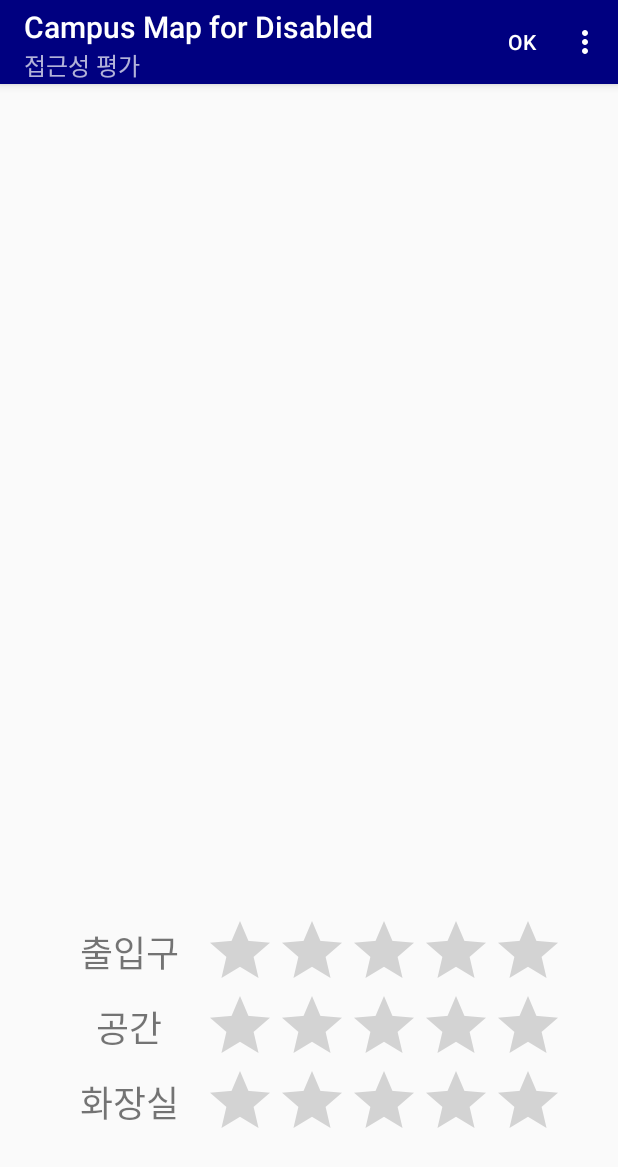
After one commit to UniqueEye/CampusMapforDisabled, an Android app: the Evaluate_intent_Activity screen opened directly, with no data from a screen before it, on a phone screen of 412 x 824 dp. The commit adds this screen. Shown: the top 1167 px of the screen. Run offline under Robolectric (Android 15) with nearby library versions, the phone set to English and light mode, and no system bars; our stand-ins replace Firebase (no records; nobody signed in at launch, a user with empty details on screens opened directly); 8 statements that could not run were skipped.

Commit message:
상점 정보 확인 후 평가까지 구현

```diff
--- a/app/src/main/AndroidManifest.xml
+++ b/app/src/main/AndroidManifest.xml
@@ -31,7 +31,9 @@
         <activity android:name=".EvaluateActivity" />
         <activity android:name=".RegisterActivity" />
         <activity android:name=".MapActivity" />
+        <activity android:name=".Evaluate_intent_Activity" />
         <activity android:name=".LoginActivity">
+
 
         </activity>
 
--- /dev/null
+++ b/app/src/main/java/edu/skku/PRJOECT/TEAM3/Evaluate_intent_Activity.java
@@ -0,0 +1,324 @@
+package edu.skku.PRJOECT.TEAM3;
+
+import android.content.DialogInterface;
+import android.content.Intent;
+import android.support.annotation.NonNull;
+import android.support.v7.app.ActionBar;
+import android.support.v7.app.AlertDialog;
+import android.support.v7.app.AppCompatActivity;
+import android.os.Bundle;
+import android.util.Log;
+import android.view.Menu;
+import android.view.MenuItem;
+import android.view.View;
+import android.widget.Button;
+import android.widget.EditText;
+import android.widget.RatingBar;
+import android.widget.TextView;
+import android.widget.Toast;
+
+import com.google.android.gms.common.api.Status;
+import com.google.android.gms.maps.model.LatLng;
+import com.google.android.libraries.places.api.model.Place;
+import com.google.android.libraries.places.api.model.RectangularBounds;
+import com.google.android.libraries.places.widget.AutocompleteSupportFragment;
+import com.google.android.libraries.places.widget.listener.PlaceSelectionListener;
+import com.google.firebase.auth.FirebaseAuth;
+import com.google.firebase.auth.FirebaseUser;
+import com.google.android.libraries.places.api.Places;
+import com.google.android.libraries.places.api.net.PlacesClient;
+import com.google.firebase.auth.FirebaseAuth;
+import com.google.firebase.auth.FirebaseUser;
+import com.google.firebase.database.DataSnapshot;
+import com.google.firebase.database.DatabaseError;
+import com.google.firebase.database.DatabaseReference;
+import com.google.firebase.database.FirebaseDatabase;
+import com.google.firebase.database.ValueEventListener;
+
+import java.util.HashMap;
+import java.util.Map;
+import java.util.Arrays;
+
+
+public class Evaluate_intent_Activity extends AppCompatActivity {
+
+    private FirebaseAuth mAuth;
+    private String apiKey = "AIzaSyDOn85JQH3cxvUsfgmc5YOJT3VqTs8suqs";
+    int door_ack =0, space_ack = 0, toilet_ack = 0;
+    private String TAG = "Evaluate_intent";
+
+    public LatLng location;
+    public String name, addr;
+    public double latitude;
+    public double longitude;
+    public float door, space, toilet;
+    public int  count;
+
+    private DatabaseReference mPostReference;
+    StorePost post = new StorePost();
+
+    TextView textView_name, textView_addr;
+    RatingBar doorRB, spaceRB, toiletRB;
+
+    @Override
+    protected void onCreate(Bundle savedInstanceState) {
+        super.onCreate(savedInstanceState);
+        ActionBar actionBar = getSupportActionBar();
+        actionBar.setSubtitle("접근성 평가");
+        setContentView(R.layout.activity_evaluate_intent);
+
+        // Initialize Places.
+        //Places.initialize(getApplicationContext(), apiKey);
+
+        // Create a new Places client instance.
+        //PlacesClient placesClient = Places.createClient(getApplicationContext());
+
+        // Initialize Firebase Auth
+        mAuth = FirebaseAuth.getInstance();
+
+        Intent intent_evaluate = getIntent();
+        intent_evaluate = getIntent();
+        post.name = intent_evaluate.getExtras().getString("name");
+        post.addr = intent_evaluate.getExtras().getString("addr");
+        post.lat = intent_evaluate.getExtras().getDouble("lat");
+        post.lon = intent_evaluate.getExtras().getDouble("lon");
+        post.door = intent_evaluate.getExtras().getFloat("door");
+        post.toilet = intent_evaluate.getExtras().getFloat("toilet");
+        post.space = intent_evaluate.getExtras().getFloat("space");
+        post.count = intent_evaluate.getExtras().getInt("count");
+
+
+
+
+
+        //searchET = findViewById(R.id.evaluate_editText_search);
+        doorRB = findViewById(R.id.evaluate_ratingBar_door);
+        spaceRB = findViewById(R.id.evaluate_ratingBar_space);
+        toiletRB = findViewById(R.id.evaluate_ratingBar_toilet);
+        textView_name = findViewById(R.id.evaluate_textView_name);
+        textView_addr = findViewById(R.id.evaluate_textView_address);
+        textView_name.setText(post.name);
+        textView_addr.setText(post.addr);
+        mPostReference = FirebaseDatabase.getInstance().getReference();
+
+        // Initialize the AutocompleteSupportFragment.
+       // AutocompleteSupportFragment autocompleteFragment = (AutocompleteSupportFragment)
+       //         getSupportFragmentManager().findFragmentById(R.id.autocomplete_fragment);
+
+        // Specify the types of place data to return.
+        /*autocompleteFragment.setPlaceFields(Arrays.asList(Place.Field.ID, Place.Field.NAME,Place.Field.LAT_LNG, Place.Field.ADDRESS));
+        autocompleteFragment.setLocationRestriction(RectangularBounds.newInstance(
+                new LatLng(37.282266, 126.955033), new LatLng(37.305273, 126.990678)));
+        */
+
+        ///rating listener
+        doorRB.setOnRatingBarChangeListener(new RatingBar.OnRatingBarChangeListener() {
+            @Override
+            public void onRatingChanged(RatingBar ratingBar, float rating, boolean fromUser) {
+                door_ack++;
+            }
+        });
+
+        spaceRB.setOnRatingBarChangeListener(new RatingBar.OnRatingBarChangeListener() {
+            @Override
+            public void onRatingChanged(RatingBar ratingBar, float rating, boolean fromUser) {
+                space_ack++;
+            }
+        });
+        toiletRB.setOnRatingBarChangeListener(new RatingBar.OnRatingBarChangeListener() {
+            @Override
+            public void onRatingChanged(RatingBar ratingBar, float rating, boolean fromUser) {
+                toilet_ack++;
+            }
+        });
+        Log.d("\n1. ack ", Integer.toString(door_ack)+" "+Integer.toString(space_ack)+" "+Integer.toString(toilet_ack) );
+        ///
+
+
+   /*     // Set up a PlaceSelectionListener to handle the response.
+        autocompleteFragment.setOnPlaceSelectedListener(new PlaceSelectionListener() {
+            @Override
+            public void onPlaceSelected(Place place) {
+                // TODO: Get info about the selected place.
+                place_name = place.getName();
+                Log.i(TAG, "Place: " + place.getName() + ", " + place.getId()+","+place_name);
+                textView_name.setText(place_name);
+
+                location = place.getLatLng();
+                try {
+                    latitude = location.latitude;
+                    longitude = location.longitude;
+                    addr = place.getAddress();
+                    textView_addr.setText(addr);
+                    String text = "Lat: " + latitude + "Long: " + longitude;
+                    Toast.makeText(getApplicationContext(), text,
+                            Toast.LENGTH_LONG).show();
+                    Log.i(TAG, "Lat: " + latitude + "Log:" + longitude);
+                    Log.i(TAG, "Address: "+addr);
+                }catch(NullPointerException e){
+                    Toast.makeText(getApplicationContext(), "Null pointer error try again!",
+                            Toast.LENGTH_LONG).show();
+                }
+
+                getFirebaseDatabase();//이미 식당이 있으면 firebase로 부터 가져오고, 그렇지 않으면 가져오지 않음(post에 값을 추가하지 않음)
+                //post.count == 0이면 신규 등록 상점!
+
+
+                if(post.count == 0){//신규 등록 상점
+                    post.name = place_name;
+                    post.addr = addr;
+                    post.lat = latitude;
+                    post.lon = longitude;
+                    Log.i(TAG, "Name " + place_name + " addr: " + addr + " Lat: " + latitude + " Lon: "+latitude);
+                }
+                else{
+                    Log.i(TAG, "기존 식당 Name " + place_name + " addr: " + addr + " Lat: " + latitude + " Lon: "+latitude);
+                }
+
+            }
+
+            @Override
+            public void onError(Status status) {
+                // TODO: Handle the error.
+                Log.i(TAG, "An error occurred: " + status);
+            }
+        });
+        */
+
+      /*  Button button_search = findViewById(R.id.evaluate_button_search);
+        button_search.setOnClickListener(new View.OnClickListener() {
+            @Override
+            public void onClick(View v) {
+                String query = searchET.getText().toString();
+
+                if (query.isEmpty())
+                    alert("검색어를 입력하세요");
+            }
+        });*/
+
+
+
+
+
+    } //onCreate
+
+    @Override
+    public boolean onCreateOptionsMenu(Menu menu) {
+        getMenuInflater().inflate(R.menu.evaluate, menu);
+        return true;
+    }
+
+    @Override
+    public boolean onOptionsItemSelected(MenuItem item) {
+
+
+        switch (item.getItemId()) {
+            case R.id.evaluate_action_ok:
+
+                if(post.name==null){
+                    alert("상점을 검색해주세요");
+                    return super.onOptionsItemSelected(item);
+                }
+                else if(door_ack*space_ack*toilet_ack == 0) {
+                    alert("평가를 완료해주세요");
+                    return super.onOptionsItemSelected(item);
+                }
+
+
+                door_ack = 0;
+                space_ack = 0;
+                toilet_ack = 0;
+                //initialize the ack
+                Log.d("\n2. ack ", Integer.toString(door_ack)+" "+Integer.toString(space_ack)+" "+Integer.toString(toilet_ack) );
+
+                door = doorRB.getRating();
+                space = spaceRB.getRating();
+                toilet = toiletRB.getRating();
+                if (post == null) {
+                    Log.d("post", "null");
+                }
+                else {
+                    post.door = (post.count * post.door + door) / (post.count+1);
+                    post.space = (post.count * post.space + space) / (post.count+1);
+                    post.toilet = (post.count * post.toilet + toilet) / (post.count+1);
+                    post.count++;
+                    //이 시점에 post에 모든 정보가 추가되어야 함.
+                    postFirebaseDatabase();
+                }
+
+                super.onBackPressed();
+                return super.onOptionsItemSelected(item);
+            case R.id.sign_out:
+                signOut();
+                return super.onOptionsItemSelected(item);
+            default:
+                return super.onOptionsItemSelected(item);
+        }
+    }
+/*
+    public void getFirebaseDatabase() {
+        final ValueEventListener postListener = new ValueEventListener() {
+
+            @Override
+            public void onDataChange(@NonNull DataSnapshot dataSnapshot) {
+                Log.d("getFirebase: ", "Check this out");
+
+                for (DataSnapshot postSnapshot : dataSnapshot.getChildren()) {
+                    String key = postSnapshot.getKey();
+                    Log.d("Key-> ", key+"/"+place_name);
+
+                    if (key.equals(place_name)) {//식당 이름이랑 주소가 같은 것만 가져온다.
+                        Log.d("getDB", "Success");
+                        post = postSnapshot.getValue(StorePost.class);
+                        Log.d(TAG, "firebase Name " + post.name + " addr: " + post.addr + " Lat: " + post.lat + " Lon: "+post.lon+ " Door: "+ post.door);
+                        Log.d(TAG,"post.count: "+String.valueOf(post.count));
+                    }
+                }
+            }
+
+            @Override
+            public void onCancelled(@NonNull DatabaseError databaseError) {}
+        };
+
+        mPostReference.child("store").addValueEventListener(postListener);
+    }
+    */
+
+    public void postFirebaseDatabase() {
+        Map<String, Object> postValues = post.toMap();
+        Map<String, Object> childUpdates = new HashMap<>();
+
+        //post = new StorePost(name, addr, latitude, longitude, count, door, space, toilet, count);//?
+
+        childUpdates.put("/store/" + post.name, postValues);
+        mPostReference.updateChildren(childUpdates);
+    }
+
+    void alert(String title) {
+        AlertDialog.Builder builder = new AlertDialog.Builder(this);
+        builder.setTitle(title);
+        builder.setPositiveButton("확인", new DialogInterface.OnClickListener() {
+            @Override
+            public void onClick(DialogInterface dialog, int which) {
+
+            }
+        });
+        builder.show();
+    }
+
+    private void signOut() {
+        mAuth.signOut();
+        updateUI(null);
+    }
+
+    //Change UI according to user data.
+    public void updateUI(FirebaseUser account) {
+        if (account != null) {
+            Toast.makeText(this, "U Signed In successfully", Toast.LENGTH_LONG).show();
+            startActivity(new Intent(this, MapActivity.class));
+        } else {
+            Toast.makeText(this, "U Didnt signed in", Toast.LENGTH_LONG).show();
+            startActivity(new Intent(getApplicationContext(), LoginActivity.class));
+        }
+    }
+}
--- a/app/src/main/java/edu/skku/PRJOECT/TEAM3/StoreActivity.java
+++ b/app/src/main/java/edu/skku/PRJOECT/TEAM3/StoreActivity.java
@@ -5,6 +5,8 @@ import android.support.annotation.NonNull;
 import android.support.v7.app.ActionBar;
 import android.support.v7.app.AppCompatActivity;
 import android.os.Bundle;
+import android.view.Menu;
+import android.view.MenuItem;
 import android.widget.RatingBar;
 import android.widget.TextView;
 
@@ -19,7 +21,7 @@ public class StoreActivity extends AppCompatActivity {
     private DatabaseReference mPostReference;
 
     String name;
-
+    StorePost get = new StorePost();
     TextView nameTV;
     TextView addrTV;
     RatingBar ovrRB;
@@ -55,7 +57,7 @@ public class StoreActivity extends AppCompatActivity {
                 for (DataSnapshot postSnapshot : dataSnapshot.getChildren()) {
                     String key = postSnapshot.getKey();
                     if (key.equals(name)) {
-                        StorePost get = postSnapshot.getValue(StorePost.class);
+                        get = postSnapshot.getValue(StorePost.class);
 
                         nameTV.setText(name);
 
@@ -79,4 +81,29 @@ public class StoreActivity extends AppCompatActivity {
 
         mPostReference.child("store").addValueEventListener(postListener);
     }
+    @Override
+    public boolean onCreateOptionsMenu(Menu menu) {
+        getMenuInflater().inflate(R.menu.evaluate_intent, menu);
+        return true;
+    }
+    @Override
+    public boolean onOptionsItemSelected(MenuItem item) {//접근성 평가로 넘어감
+        switch (item.getItemId()) {
+            case R.id.evaluate_action_add:
+                Intent intent_evaluate = new Intent(getApplicationContext(), Evaluate_intent_Activity.class);
+                intent_evaluate.putExtra("name", get.name);
+                intent_evaluate.putExtra("addr",get.addr);
+                intent_evaluate.putExtra("lat",get.lat);
+                intent_evaluate.putExtra("lon",get.lon );
+                intent_evaluate.putExtra("door",get.door);
+                intent_evaluate.putExtra("space",get.space);
+                intent_evaluate.putExtra("toilet",get.toilet);
+                intent_evaluate.putExtra("count",get.count);
+                startActivity(intent_evaluate);
+                return super.onOptionsItemSelected(item);
+
+            default:
+                return super.onOptionsItemSelected(item);
+        }
+    }
 }
--- /dev/null
+++ b/app/src/main/res/layout-land/activity_evaluate_intent.xml
@@ -0,0 +1,99 @@
+<?xml version="1.0" encoding="utf-8"?>
+<android.support.constraint.ConstraintLayout xmlns:android="http://schemas.android.com/apk/res/android"
+    xmlns:app="http://schemas.android.com/apk/res-auto"
+    xmlns:tools="http://schemas.android.com/tools"
+    android:layout_width="match_parent"
+    android:layout_height="match_parent"
+    tools:context=".EvaluateActivity">
+
+
+    <TextView
+        android:id="@+id/evaluate_textView_name"
+        android:layout_width="wrap_content"
+        android:layout_height="wrap_content"
+        android:layout_marginTop="128dp"
+        android:text="상점 이름"
+        android:textSize="36sp"
+        app:layout_constraintEnd_toEndOf="parent"
+        app:layout_constraintStart_toStartOf="parent"
+        app:layout_constraintTop_toTopOf="parent" />
+
+    <TextView
+        android:id="@+id/evaluate_textView_address"
+        android:layout_width="wrap_content"
+        android:layout_height="wrap_content"
+        android:layout_marginTop="16dp"
+        android:text="주소"
+        android:textSize="24sp"
+        android:gravity="center_horizontal"
+        app:layout_constraintEnd_toEndOf="parent"
+        app:layout_constraintStart_toStartOf="parent"
+        app:layout_constraintTop_toBottomOf="@+id/evaluate_textView_name" />
+
+    <TableLayout
+        android:layout_width="wrap_content"
+        android:layout_height="wrap_content"
+        android:layout_marginBottom="64dp"
+        app:layout_constraintBottom_toBottomOf="parent"
+        app:layout_constraintEnd_toEndOf="parent"
+        app:layout_constraintStart_toStartOf="parent">
+
+        <TableRow
+            android:layout_width="match_parent"
+            android:layout_height="match_parent">
+
+            <TextView
+                android:id="@+id/evaluate_textView_door"
+                android:layout_width="100dp"
+                android:layout_height="50dp"
+                android:gravity="center"
+                android:text="출입구"
+                android:textSize="24sp" />
+
+            <RatingBar
+                android:id="@+id/evaluate_ratingBar_door"
+                android:layout_width="wrap_content"
+                android:layout_height="50dp"
+                android:stepSize="1" />
+        </TableRow>
+
+        <TableRow
+            android:layout_width="match_parent"
+            android:layout_height="match_parent">
+
+            <TextView
+                android:id="@+id/evaluate_textView_space"
+                android:layout_width="100dp"
+                android:layout_height="50dp"
+                android:gravity="center"
+                android:text="공간"
+                android:textSize="24sp" />
+
+            <RatingBar
+                android:id="@+id/evaluate_ratingBar_space"
+                android:layout_width="wrap_content"
+                android:layout_height="50dp"
+                android:stepSize="1" />
+        </TableRow>
+
+        <TableRow
+            android:layout_width="match_parent"
+            android:layout_height="match_parent">
+
+            <TextView
+                android:id="@+id/evaluate_textView_toilet"
+                android:layout_width="100dp"
+                android:layout_height="50dp"
+                android:gravity="center"
+                android:text="화장실"
+                android:textSize="24sp" />
+
+            <RatingBar
+                android:id="@+id/evaluate_ratingBar_toilet"
+                android:layout_width="wrap_content"
+                android:layout_height="50dp"
+                android:stepSize="1" />
+        </TableRow>
+    </TableLayout>
+
+</android.support.constraint.ConstraintLayout>
--- /dev/null
+++ b/app/src/main/res/layout/activity_evaluate_intent.xml
@@ -0,0 +1,99 @@
+<?xml version="1.0" encoding="utf-8"?>
+<android.support.constraint.ConstraintLayout xmlns:android="http://schemas.android.com/apk/res/android"
+    xmlns:app="http://schemas.android.com/apk/res-auto"
+    xmlns:tools="http://schemas.android.com/tools"
+    android:layout_width="match_parent"
+    android:layout_height="match_parent"
+    tools:context=".EvaluateActivity">
+
+
+    <TextView
+        android:id="@+id/evaluate_textView_name"
+        android:layout_width="wrap_content"
+        android:layout_height="wrap_content"
+        android:layout_marginTop="128dp"
+        android:text="상점 이름"
+        android:textSize="36sp"
+        app:layout_constraintEnd_toEndOf="parent"
+        app:layout_constraintStart_toStartOf="parent"
+        app:layout_constraintTop_toTopOf="parent" />
+
+    <TextView
+        android:id="@+id/evaluate_textView_address"
+        android:layout_width="wrap_content"
+        android:layout_height="wrap_content"
+        android:layout_marginTop="16dp"
+        android:text="주소"
+        android:textSize="24sp"
+        android:gravity="center_horizontal"
+        app:layout_constraintEnd_toEndOf="parent"
+        app:layout_constraintStart_toStartOf="parent"
+        app:layout_constraintTop_toBottomOf="@+id/evaluate_textView_name" />
+
+    <TableLayout
+        android:layout_width="wrap_content"
+        android:layout_height="wrap_content"
+        android:layout_marginBottom="64dp"
+        app:layout_constraintBottom_toBottomOf="parent"
+        app:layout_constraintEnd_toEndOf="parent"
+        app:layout_constraintStart_toStartOf="parent">
+
+        <TableRow
+            android:layout_width="match_parent"
+            android:layout_height="match_parent">
+
+            <TextView
+                android:id="@+id/evaluate_textView_door"
+                android:layout_width="100dp"
+                android:layout_height="50dp"
+                android:gravity="center"
+                android:text="출입구"
+                android:textSize="24sp" />
+
+            <RatingBar
+                android:id="@+id/evaluate_ratingBar_door"
+                android:layout_width="wrap_content"
+                android:layout_height="50dp"
+                android:stepSize="1" />
+        </TableRow>
+
+        <TableRow
+            android:layout_width="match_parent"
+            android:layout_height="match_parent">
+
+            <TextView
+                android:id="@+id/evaluate_textView_space"
+                android:layout_width="100dp"
+                android:layout_height="50dp"
+                android:gravity="center"
+                android:text="공간"
+                android:textSize="24sp" />
+
+            <RatingBar
+                android:id="@+id/evaluate_ratingBar_space"
+                android:layout_width="wrap_content"
+                android:layout_height="50dp"
+                android:stepSize="1" />
+        </TableRow>
+
+        <TableRow
+            android:layout_width="match_parent"
+            android:layout_height="match_parent">
+
+            <TextView
+                android:id="@+id/evaluate_textView_toilet"
+                android:layout_width="100dp"
+                android:layout_height="50dp"
+                android:gravity="center"
+                android:text="화장실"
+                android:textSize="24sp" />
+
+            <RatingBar
+                android:id="@+id/evaluate_ratingBar_toilet"
+                android:layout_width="wrap_content"
+                android:layout_height="50dp"
+                android:stepSize="1" />
+        </TableRow>
+    </TableLayout>
+
+</android.support.constraint.ConstraintLayout>
--- /dev/null
+++ b/app/src/main/res/menu/evaluate_intent.xml
@@ -0,0 +1,10 @@
+<?xml version="1.0" encoding="utf-8"?>
+<menu xmlns:app="http://schemas.android.com/apk/res-auto"
+    xmlns:android="http://schemas.android.com/apk/res/android">
+
+    <item
+        android:id="@+id/evaluate_action_add"
+        android:title="Add"
+        app:showAsAction="always" />
+
+</menu>
```
